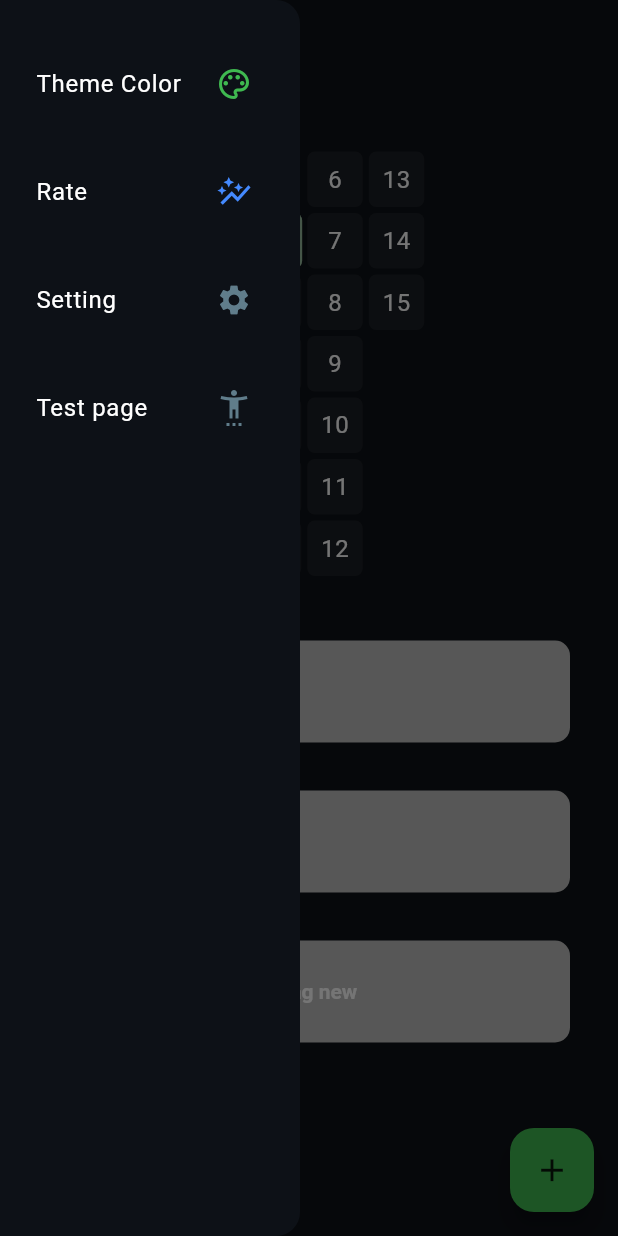
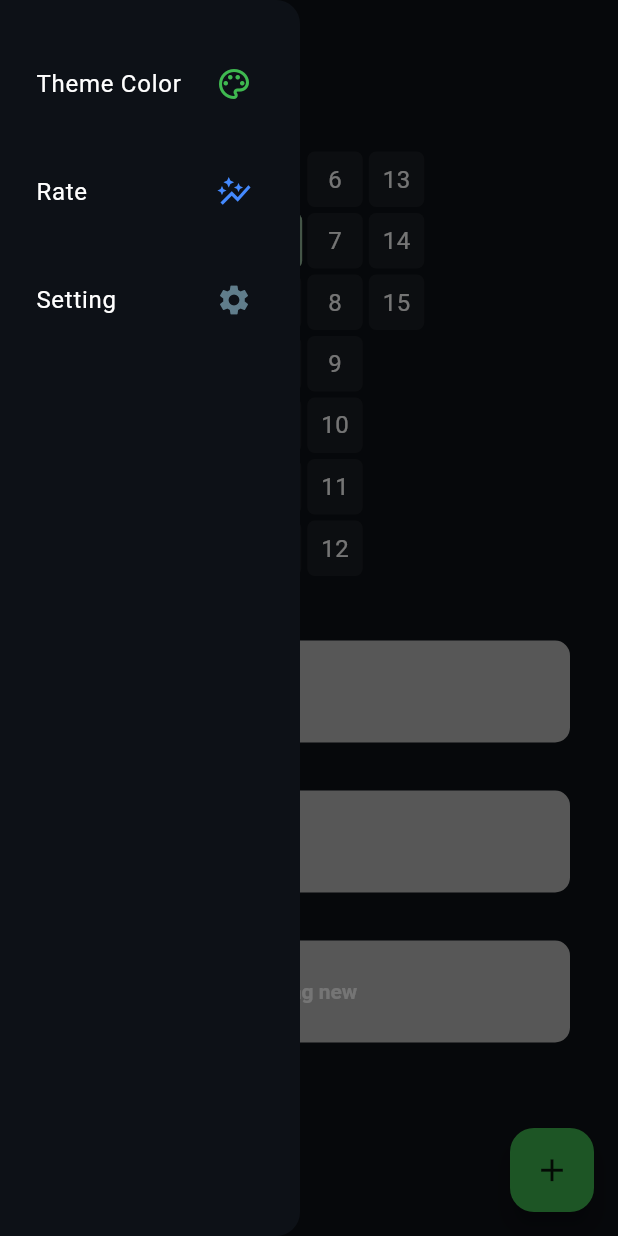
Before and after one commit to abod8639/flutter_habit_tracker, a Flutter app: the screen it shows after launch, with the side drawer open, on a phone screen of 412 x 824 dp. Run offline on Flutter 3.47's test engine with Material 3 defaults, Android fonts, the light colour scheme and no system bars; drawn by our look-alikes of flutter_heatmap_calendar, flutter_slidable; our stand-ins replace fl_chart, flutter_dotenv, get, hive, hive_flutter, internet_connection_checker and 1 more; missing offline and left inert: supabase_auth_ui; accounts and stored records are empty.

Commit message:
improve MyDrawerListTile

```diff
--- a/lib/view/homepage/Responsive/Phone.dart
+++ b/lib/view/homepage/Responsive/Phone.dart
@@ -18,28 +18,10 @@ class Phone extends StatefulWidget {
 
 class _PhoneState extends State<Phone> with SingleTickerProviderStateMixin {
   final HabitController controller = Get.put(HabitController());
-  late final AnimationController _menuAnimationController;
-  late final Animation<double> _menuRotationAnimation;
   final ScrollController _scrollController = ScrollController();
 
   @override
-  void initState() {
-    super.initState();
-    _menuAnimationController = AnimationController(
-      vsync: this,
-      duration: const Duration(milliseconds: 300),
-    );
-    _menuRotationAnimation = Tween<double>(begin: 0, end: 1).animate(
-      CurvedAnimation(
-        parent: _menuAnimationController,
-        curve: Curves.easeInOut,
-      ),
-    );
-  }
-
-  @override
   void dispose() {
-    _menuAnimationController.dispose();
     _scrollController.dispose();
     super.dispose();
   }
@@ -47,7 +29,7 @@ class _PhoneState extends State<Phone> with SingleTickerProviderStateMixin {
   @override
   Widget build(BuildContext context) {
     return Scaffold(
-      drawer: const myDrawer(),
+      drawer: const MyDrawer(),
       backgroundColor: Theme.of(context).scaffoldBackgroundColor,
       floatingActionButtonLocation: FloatingActionButtonLocation.endFloat,
       floatingActionButton: myfloatingActionButton(
@@ -71,6 +53,7 @@ class _PhoneState extends State<Phone> with SingleTickerProviderStateMixin {
                 controller: _scrollController,
                 physics: const BouncingScrollPhysics(),
                 slivers: [
+                  // DrawerMenuButton(),
                   MyAppBar(),
                   SliverToBoxAdapter(
                     child: Center(
@@ -113,25 +96,13 @@ class MyAppBar extends StatelessWidget {
       backgroundColor: Colors.transparent,
       leading: Builder(
         builder: (context) {
-          final state = context.findAncestorStateOfType<_PhoneState>();
-          return AnimatedBuilder(
-            animation: state!._menuRotationAnimation,
-            builder: (context, child) {
-              return Transform.rotate(
-                angle: state._menuRotationAnimation.value * 0.5,
-                child: IconButton(
+          return IconButton(
             icon: Icon(
               color: Theme.of(context).colorScheme.onSurface,
               Icons.menu,
             ),
             onPressed: () {
-                    state._menuAnimationController.forward().then((_) {
-                      state._menuAnimationController.reverse();
               Scaffold.of(context).openDrawer();
-                    });
-                  },
-                ),
-              );
             },
           );
         },
--- a/lib/view/homepage/Responsive/Tablet.dart
+++ b/lib/view/homepage/Responsive/Tablet.dart
@@ -28,7 +28,7 @@ class Tablet extends StatelessWidget {
       }
 
       return Scaffold(
-        drawer: const myDrawer(),
+        drawer: const MyDrawer(),
         backgroundColor: Theme.of(context).scaffoldBackgroundColor,
         floatingActionButtonLocation: FloatingActionButtonLocation.centerFloat,
         floatingActionButton: myfloatingActionButton(
--- a/lib/view/widget/MyListTile.dart
+++ b/lib/view/widget/MyListTile.dart
@@ -1,44 +1,23 @@
 import 'package:flutter/material.dart';
 
-class MyListTile extends StatefulWidget {
-  final Icon icon;
+class MyDrawerListTile extends StatefulWidget {
+  final Icon? icon;
   final String title;
   final Function()? onTap;
 
-  const MyListTile({
+  const MyDrawerListTile({
     this.onTap,
-    this.icon = const Icon(Icons.check),
-    this.title = "Completed Habit",
+    this.icon,
+    this.title = "test",
     super.key,
   });
 
   @override
-  State<MyListTile> createState() => _MyListTileState();
+  State<MyDrawerListTile> createState() => _MyDrawerListTileState();
 }
 
-class _MyListTileState extends State<MyListTile>
-    with SingleTickerProviderStateMixin {
+class _MyDrawerListTileState extends State<MyDrawerListTile> {
   bool _isHovered = false;
-  late AnimationController _animationController;
-  late Animation<double> _scaleAnimation;
-
-  @override
-  void initState() {
-    super.initState();
-    _animationController = AnimationController(
-      vsync: this,
-      duration: const Duration(milliseconds: 200),
-    );
-    _scaleAnimation = Tween<double>(begin: 1.0, end: 0.98).animate(
-      CurvedAnimation(parent: _animationController, curve: Curves.easeInOut),
-    );
-  }
-
-  @override
-  void dispose() {
-    _animationController.dispose();
-    super.dispose();
-  }
 
   @override
   Widget build(BuildContext context) {
@@ -47,26 +26,10 @@ class _MyListTileState extends State<MyListTile>
       child: MouseRegion(
         onEnter: (_) => setState(() => _isHovered = true),
         onExit: (_) => setState(() => _isHovered = false),
-        child: GestureDetector(
-          onTapDown: (_) => _animationController.forward(),
-          onTapUp: (_) => _animationController.reverse(),
-          onTapCancel: () => _animationController.reverse(),
-          child: AnimatedBuilder(
-            animation: _animationController,
-            builder: (context, child) {
-              return Transform.scale(
-                scale: _scaleAnimation.value,
-                child: child,
-              );
-            },
         child: ListTile(
-              focusColor: Theme.of(
-                context,
-              ).colorScheme.secondary.withOpacity(0.5),
+          focusColor: Theme.of(context).colorScheme.secondary.withOpacity(0.5),
           splashColor: Theme.of(context).primaryColor.withOpacity(0.3),
-              shape: RoundedRectangleBorder(
-                borderRadius: BorderRadius.circular(8),
-              ),
+          shape: RoundedRectangleBorder(borderRadius: BorderRadius.circular(8)),
           tileColor:
               _isHovered
                   ? Theme.of(context).primaryColor.withOpacity(0.1)
@@ -74,12 +37,10 @@ class _MyListTileState extends State<MyListTile>
           onTap: widget.onTap,
           title: AnimatedContainer(
             duration: const Duration(milliseconds: 200),
-                padding: EdgeInsets.symmetric(vertical: _isHovered ? 4.0 : 0.0),
+            padding: EdgeInsets.only(bottom: _isHovered ? 4.0 : 0.0),
             child: Row(
               mainAxisAlignment: MainAxisAlignment.spaceBetween,
-                  children: [Expanded(child: Text(widget.title)), widget.icon],
-                ),
-              ),
+              children: [Expanded(child: Text(widget.title)), widget.icon!],
             ),
           ),
         ),
--- a/lib/view/widget/myDrawer.dart
+++ b/lib/view/widget/myDrawer.dart
@@ -1,14 +1,13 @@
 import 'package:flutter/material.dart';
 import 'package:get/get.dart';
 import 'package:habit_tracker/generated/l10n.dart';
-import 'package:habit_tracker/view/HabitListWidget.dart';
 import 'package:habit_tracker/view/HabitStatsPage/HabitStatsPage.dart';
 import 'package:habit_tracker/view/SettingsPage/SettingsPage.dart';
 import 'package:habit_tracker/view/ThemePage/ThemePage.dart';
 import 'package:habit_tracker/view/widget/MyListTile.dart';
 
-class myDrawer extends StatelessWidget {
-  const myDrawer({super.key});
+class MyDrawer extends StatelessWidget {
+  const MyDrawer({super.key});
   bool isPhone(BuildContext context) {
     final double mwidth = MediaQuery.of(context).size.width;
     return mwidth < 600.0;
@@ -35,7 +34,7 @@ class DrawerList extends StatelessWidget {
     return ListView(
       children: [
         SizedBox(height: 20),
-        MyListTile(
+        MyDrawerListTile(
           icon: Icon(
             color: Theme.of(context).primaryColor,
             Icons.color_lens_outlined,
@@ -47,7 +46,7 @@ class DrawerList extends StatelessWidget {
           title: S.of(context).drawerTheme,
         ),
 
-        MyListTile(
+        MyDrawerListTile(
           icon: Icon(color: Colors.blueAccent, Icons.auto_graph_sharp),
           onTap: () {
             Get.back();
@@ -56,24 +55,24 @@ class DrawerList extends StatelessWidget {
           title: S.of(context).drawerReat,
         ),
 
-        MyListTile(
+        MyDrawerListTile(
           icon: const Icon(color: Colors.blueGrey, Icons.settings),
           onTap: () {
             Get.to(() => SettingsPage());
           },
           title: S.of(context).drawerSetting,
         ),
-        MyListTile(
-          icon: const Icon(
-            color: Colors.blueGrey,
-            Icons.settings_accessibility_sharp,
-          ),
-          onTap: () {
-            // Get.to(() => SupaEmailAuthWidget());
-            Get.to(() => HabitListWidget());
-          },
-          title: "Test page",
-        ),
+        // MyDrawerListTile(
+        //   icon: const Icon(
+        //     color: Colors.blueGrey,
+        //     Icons.settings_accessibility_sharp,
+        //   ),
+        //   onTap: () {
+        //     // Get.to(() => SupaEmailAuthWidget());
+        //     Get.to(() => HabitListWidget());
+        //   },
+        //   title: "Test page",
+        // ),
       ],
     );
   }
```
Also changed, not shown: lib/services/SupabaseService.dart (deleted, +0 -12 lines), lib/services/uploadHabitsToSupabase.dart (deleted, +0 -26 lines), lib/view/HabitListWidget.dart (deleted, +0 -193 lines), lib/view/homepage/widget/DrawerMenuButton.dart (+4 -7 lines), pubspec.lock. Lines whose indentation alone changed are shown as unchanged.
